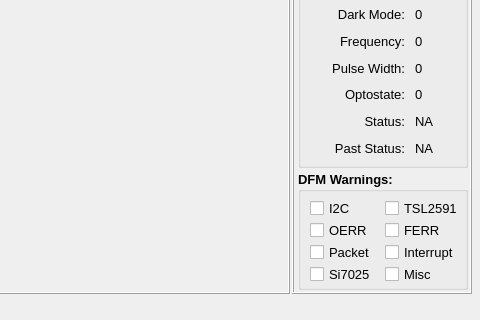
Before: the Qt Designer form Mainwindow.ui in spletcher1/PyMCU, drawn with Qt 5; both pictures show x 320 to 800 and y 160 to 480 of the 800 by 480 pixel window.
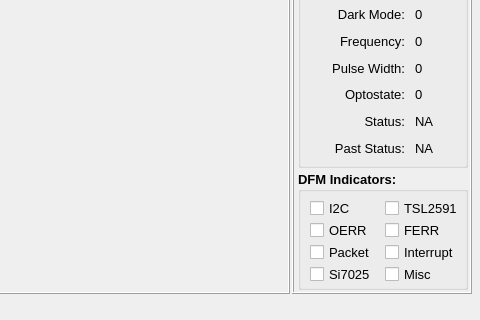
After: the same form once the commit is applied. Icons and pictures are not drawn.

Commit message: Changed DFM warnings to indicators

Diff of the .ui file:
```diff
--- a/Mainwindow.ui
+++ b/Mainwindow.ui
@@ -1147,7 +1147,7 @@
               </font>
              </property>
              <property name="title">
-              <string>DFM Warnings:</string>
+              <string>DFM Indicators:</string>
              </property>
              <layout class="QGridLayout" name="gridLayout">
               <property name="topMargin">
```
Left out of the diff: 4 changed lines with no effect on the pictures.
